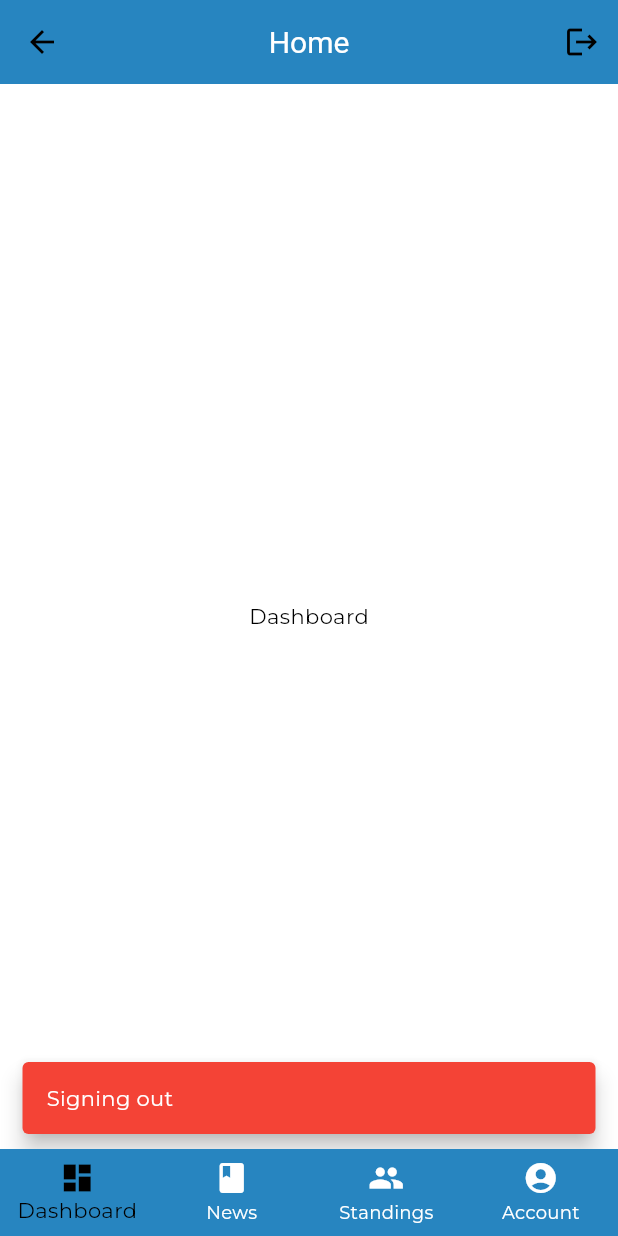
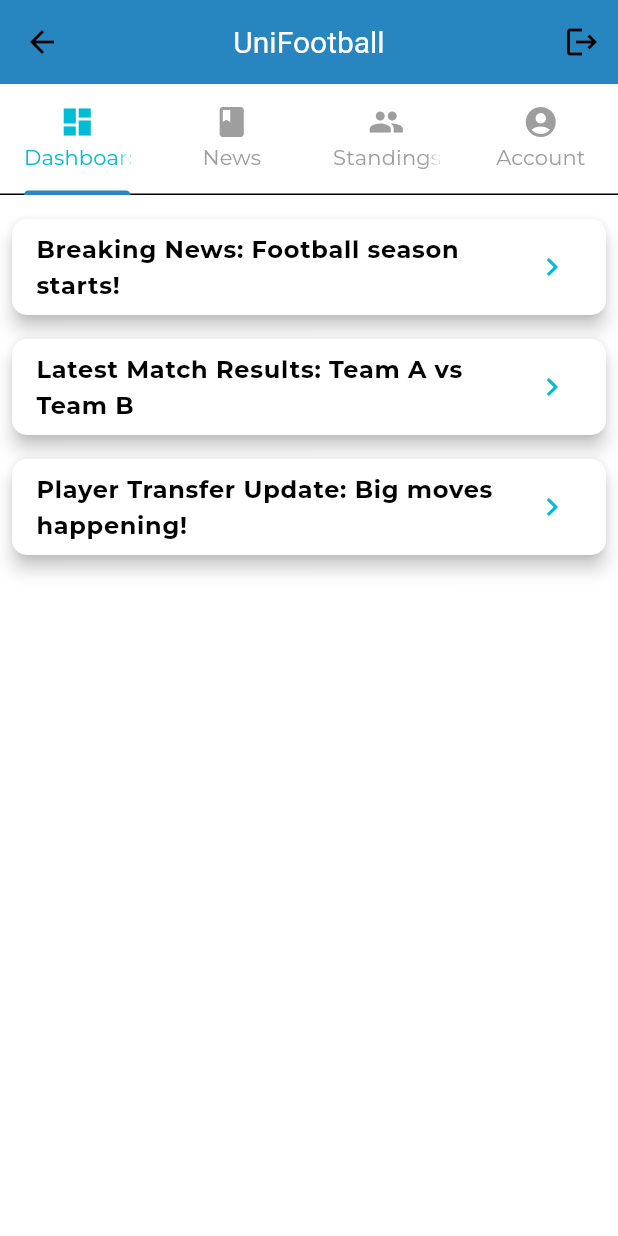
Before and after one commit to Rabins-Khanal/UniFootball-Mobile-App, a Flutter app: the HomeView screen opened directly, after a tap on the "logout" icon, on a phone screen of 412 x 824 dp. Run offline on Flutter 3.47's test engine with Material 3 defaults, Android fonts, the phone set to English and light mode, and no system bars; our stand-ins replace bloc, dartz, dio, equatable, flutter_bloc, get_it and 6 more; accounts and stored records are empty.

Commit message:
working on news

```diff
--- a/uni_football_app/lib/app/constants/api_endpoints.dart
+++ b/uni_football_app/lib/app/constants/api_endpoints.dart
@@ -18,13 +18,10 @@ class ApiEndpoints {
   static const String imageUrl = "http://10.0.2.2:3000/uploads/";
   static const String uploadImage = "auth/uploadImage";
 
-  // ====================== Batch Routes ======================
-  static const String createBatch = "batch/createBatch";
-  static const String getAllBatch = "batch/getAllBatches";
-  static const String deleteBatch = "batch/";
+  // ====================== News Routes ======================
+  // Endpoint for fetching the news overview
+  static String getNewsOverview = 'news/overview';
 
-  // ====================== Course Routes ======================
-  static const String createCourse = "course/createCourse";
-  static const String deleteCourse = "course/";
-  static const String getAllCourse = "course/getAllCourse";
+  // Endpoint for fetching news details by newsId
+  static String getNewsDetails(String newsId) => 'news/details/$newsId';
 }
--- a/uni_football_app/lib/app/constants/hive_table_constant.dart
+++ b/uni_football_app/lib/app/constants/hive_table_constant.dart
@@ -3,4 +3,7 @@ class HiveTableConstant {
 
   static const int userTableId = 0;
   static const String userBox = 'userBox';
+
+  static const int newsTableId = 1;
+  static const String newsBox = 'newsBox';
 }
--- a/uni_football_app/lib/features/home/presentation/view/home_view.dart
+++ b/uni_football_app/lib/features/home/presentation/view/home_view.dart
@@ -1,79 +1,168 @@
 import 'package:flutter/material.dart';
-import 'package:flutter_bloc/flutter_bloc.dart';
-import 'package:uni_football_app/features/home/presentation/view_model/home_cubit.dart';
-import 'package:uni_football_app/features/home/presentation/view_model/home_state.dart';
-
-import '../../../../core/common/snackbar/snackbar.dart';
 
 class HomeView extends StatelessWidget {
   const HomeView({super.key});
 
-  // final bool _isDarkTheme = false;
-
   @override
   Widget build(BuildContext context) {
+    // Static data for news and standings
+    final List<String> news = [
+      "Breaking News: Football season starts!",
+      "Latest Match Results: Team A vs Team B",
+      "Player Transfer Update: Big moves happening!"
+    ];
+
+    final List<Map<String, String>> standings = [
+      {"team": "Team A", "points": "45"},
+      {"team": "Team B", "points": "40"},
+      {"team": "Team C", "points": "35"},
+      {"team": "Team D", "points": "30"},
+    ];
+
     return Scaffold(
       appBar: AppBar(
-        title: const Text('Home'),
+        title: const Text('UniFootball'),
         centerTitle: true,
         actions: [
           IconButton(
             icon: const Icon(Icons.logout),
             onPressed: () {
-              // Logout code
-              showMySnackBar(
-                context: context,
-                message: 'Signing out',
-                color: Colors.red,
-              );
-
-              context.read<HomeCubit>().logout(context);
+              // Logout code (optional)
             },
           ),
-          // Switch(
-          //   value: _isDarkTheme,
-          //   onChanged: (value) {
-          //     // Change theme
-          //     // setState(() {
-          //     //   _isDarkTheme = value;
-          //     // });
-          //   },
-          // ),
         ],
       ),
-      // body: _views.elementAt(_selectedIndex),
-      body: BlocBuilder<HomeCubit, HomeState>(builder: (context, state) {
-        return state.views.elementAt(state.selectedIndex);
-      }),
-      bottomNavigationBar: BlocBuilder<HomeCubit, HomeState>(
-        builder: (context, state) {
-          return BottomNavigationBar(
-            items: const <BottomNavigationBarItem>[
-              BottomNavigationBarItem(
-                icon: Icon(Icons.dashboard),
-                label: 'Dashboard',
+      body: DefaultTabController(
+        length: 4,
+        child: Column(
+          children: [
+            TabBar(
+              tabs: const [
+                Tab(icon: Icon(Icons.dashboard), text: 'Dashboard'),
+                Tab(icon: Icon(Icons.book), text: 'News'),
+                Tab(icon: Icon(Icons.group), text: 'Standings'),
+                Tab(icon: Icon(Icons.account_circle), text: 'Account'),
+              ],
+              labelColor: Colors.cyan,
+              unselectedLabelColor: Colors.grey,
+            ),
+            Expanded(
+              child: TabBarView(
+                children: [
+                  _buildDashboard(news),
+                  _buildNewsSection(news),
+                  _buildStandingsSection(standings),
+                  _buildAccountSection(),
+                ],
               ),
-              BottomNavigationBarItem(
-                icon: Icon(Icons.book),
-                label: 'News',
+            ),
+          ],
+        ),
+      ),
+    );
+  }
+
+  Widget _buildDashboard(List<String> news) {
+    // Reusing the same content as the news section
+    return Padding(
+      padding: const EdgeInsets.all(8.0),
+      child: ListView.builder(
+        itemCount: news.length,
+        itemBuilder: (context, index) {
+          return Card(
+            elevation: 5,
+            margin: const EdgeInsets.symmetric(vertical: 8.0),
+            shape: RoundedRectangleBorder(
+              borderRadius: BorderRadius.circular(10),
+            ),
+            child: ListTile(
+              title: Text(
+                news[index],
+                style: const TextStyle(fontWeight: FontWeight.bold),
               ),
-              BottomNavigationBarItem(
-                icon: Icon(Icons.group),
-                label: 'Standings',
+              trailing: const Icon(
+                Icons.chevron_right,
+                color: Colors.cyan,
               ),
-              BottomNavigationBarItem(
-                icon: Icon(Icons.account_circle),
-                label: 'Account',
-              ),
-            ],
-            currentIndex: state.selectedIndex,
-            selectedItemColor: Colors.black,
-            onTap: (index) {
-              context.read<HomeCubit>().onTabTapped(index);
-            },
+              onTap: () {
+                // Handle news tap, maybe navigate to detailed view
+              },
+            ),
           );
         },
       ),
     );
   }
+
+  Widget _buildNewsSection(List<String> news) {
+    return Padding(
+      padding: const EdgeInsets.all(8.0),
+      child: ListView.builder(
+        itemCount: news.length,
+        itemBuilder: (context, index) {
+          return Card(
+            elevation: 5,
+            margin: const EdgeInsets.symmetric(vertical: 8.0),
+            shape: RoundedRectangleBorder(
+              borderRadius: BorderRadius.circular(10),
+            ),
+            child: ListTile(
+              title: Text(
+                news[index],
+                style: const TextStyle(fontWeight: FontWeight.bold),
+              ),
+              trailing: const Icon(
+                Icons.chevron_right,
+                color: Colors.cyan,
+              ),
+              onTap: () {
+                // Handle news tap, maybe navigate to detailed view
+              },
+            ),
+          );
+        },
+      ),
+    );
+  }
+
+  Widget _buildStandingsSection(List<Map<String, String>> standings) {
+    return Padding(
+      padding: const EdgeInsets.all(8.0),
+      child: ListView.builder(
+        itemCount: standings.length,
+        itemBuilder: (context, index) {
+          return Card(
+            elevation: 5,
+            margin: const EdgeInsets.symmetric(vertical: 8.0),
+            shape: RoundedRectangleBorder(
+              borderRadius: BorderRadius.circular(10),
+            ),
+            child: ListTile(
+              title: Text(
+                "${standings[index]['team']} - ${standings[index]['points']} Points",
+                style: const TextStyle(fontWeight: FontWeight.bold),
+              ),
+              trailing: Icon(
+                Icons.star,
+                color: index < 3 ? Colors.cyan : Colors.grey,
+              ),
+            ),
+          );
+        },
+      ),
+    );
+  }
+
+  Widget _buildAccountSection() {
+    return Center(
+      child: Text(
+        "Account Settings",
+        style: TextStyle(
+          fontSize: 20,
+          fontWeight: FontWeight.bold,
+          color: Colors.cyan,
+        ),
+      ),
+    );
+  }
 }
--- a/uni_football_app/lib/features/news/data/data_source/news_data_source.dart
+++ b/uni_football_app/lib/features/news/data/data_source/news_data_source.dart
@@ -0,0 +1,7 @@
+import '../../domain/entity/news_entity.dart';
+
+abstract interface class INewsDataSource {
+  Future<List<NewsEntity>> getNewsOverview(); // To fetch list of news overview
+  Future<NewsEntity> getNewsDetails(
+      String newsId); // To fetch detailed news by ID
+}
--- a/uni_football_app/lib/features/news/data/data_source/news_local_datasource/news_local_datasource.dart
+++ b/uni_football_app/lib/features/news/data/data_source/news_local_datasource/news_local_datasource.dart
@@ -0,0 +1,47 @@
+import 'package:hive/hive.dart';
+
+import '../../../domain/entity/news_entity.dart';
+import '../../model/news_hive_model.dart';
+import '../news_data_source.dart';
+
+class NewsLocalDataSource implements INewsDataSource {
+  final Box<NewsHiveModel> _newsBox;
+
+  NewsLocalDataSource(this._newsBox);
+
+  @override
+  Future<List<NewsEntity>> getNewsOverview() async {
+    try {
+      final newsList = _newsBox.values.toList();
+      return newsList.map((newsHiveModel) => newsHiveModel.toEntity()).toList();
+    } catch (e) {
+      throw Exception("Error fetching news from local storage: $e");
+    }
+  }
+
+  @override
+  Future<NewsEntity> getNewsDetails(String newsId) async {
+    try {
+      final newsHiveModel = _newsBox.get(newsId);
+      if (newsHiveModel != null) {
+        return newsHiveModel.toEntity();
+      } else {
+        throw Exception("News not found in local storage");
+      }
+    } catch (e) {
+      throw Exception("Error fetching news details from local storage: $e");
+    }
+  }
+
+  // Save news to local storage
+  Future<void> saveNews(List<NewsEntity> newsEntities) async {
+    try {
+      for (var news in newsEntities) {
+        final newsHiveModel = NewsHiveModel.fromEntity(news);
+        await _newsBox.put(news.newsId, newsHiveModel);
+      }
+    } catch (e) {
+      throw Exception("Error saving news to local storage: $e");
+    }
+  }
+}
--- a/uni_football_app/lib/features/onboarding/presentation/view/onboarding_view.dart
+++ b/uni_football_app/lib/features/onboarding/presentation/view/onboarding_view.dart
@@ -13,19 +13,18 @@ class OnboardingView extends StatelessWidget {
   final PageController _pageController = PageController();
   final List<Map<String, String>> _onboardingData = [
     {
-      "title": "Welcome to Our App",
+      "title": "Welcome to Football",
       "description": "Discover the best features and enhance your experience.",
       "image": "assets/images/onboarding1.png",
     },
     {
-      "title": "Easy Booking",
-      "description": "Book tickets easily and manage your trips hassle-free.",
+      "title": "News about football",
+      "description": "Know about whats happening in world football.",
       "image": "assets/images/onboarding2.png",
     },
     {
       "title": "Stay Updated",
-      "description":
-          "Get real-time updates and notifications about your bookings.",
+      "description": "Get real-time updates and news",
       "image": "assets/images/onboarding3.png",
     },
   ];
```
Also changed, not shown: uni_football_app/lib/core/network/hive_service.dart (+27 -9 lines), uni_football_app/lib/features/news/data/data_source/news_remote_datasource/news_remote_datasource.dart (+51 -0 lines), uni_football_app/lib/features/news/data/model/news_api_model.dart (+46 -0 lines), uni_football_app/lib/features/news/data/model/news_hive_model.dart (+55 -0 lines), uni_football_app/lib/features/news/data/repository/news_local_repository.dart (+43 -0 lines), uni_football_app/lib/features/news/data/repository/news_remote_repository.dart (+36 -0 lines), uni_football_app/lib/features/news/domain/entity/news_entity.dart (+22 -0 lines), uni_football_app/lib/features/news/domain/repository/news_repository.dart (+9 -0 lines), uni_football_app/lib/features/news/domain/usecase/news_usecases.dart (+27 -0 lines), uni_football_app/lib/features/news/data/model/news_api_model.g.dart, uni_football_app/lib/features/news/data/model/news_hive_model.g.dart.
